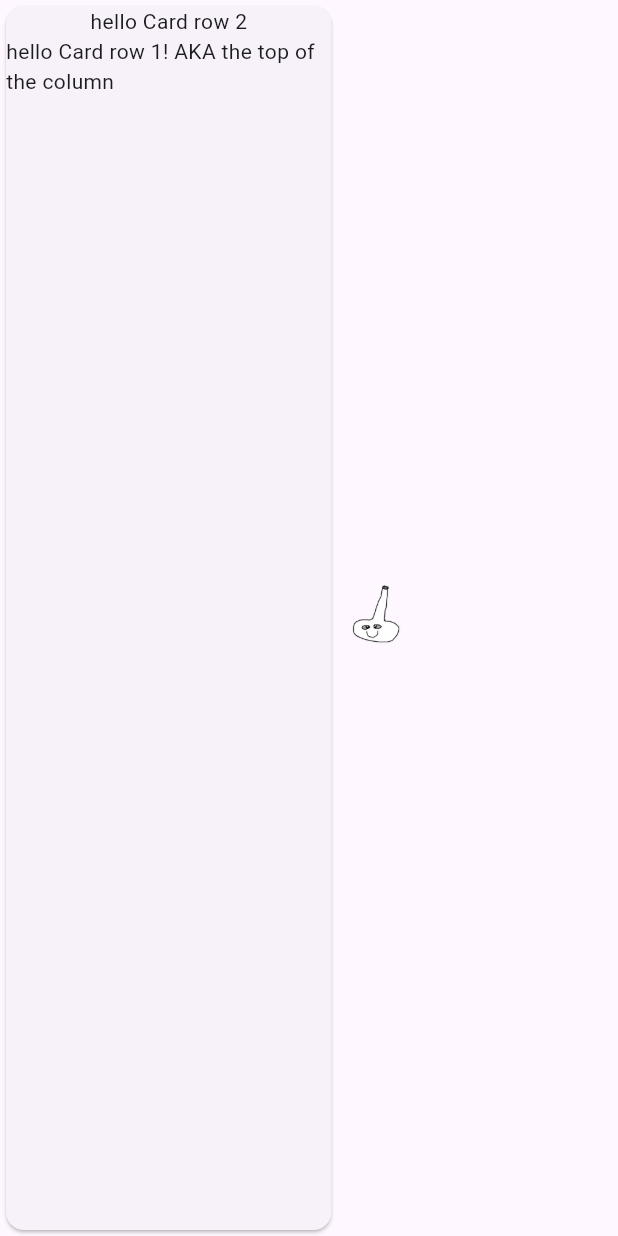
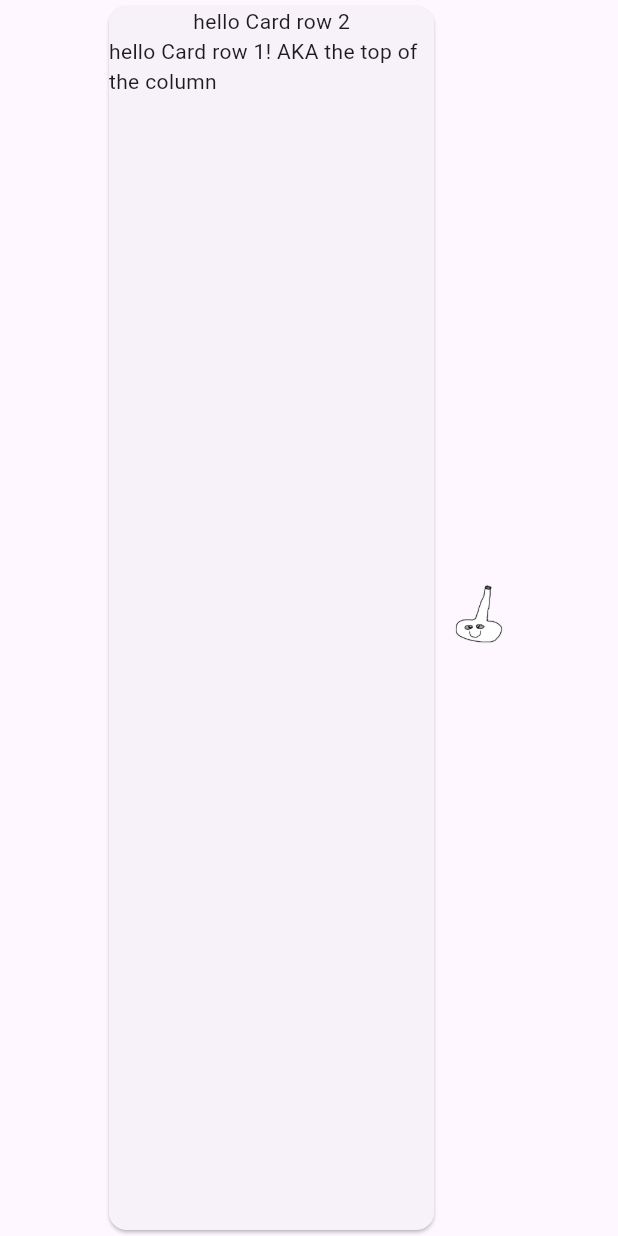
Before and after one commit to abbymachines/flutter-dev-portfolio, a Flutter app: the Item widget shown alone on an empty page, opened directly with sample values from the repository, on a phone screen of 412 x 824 dp. Run offline on Flutter 3.47's test engine with Material 2 defaults, Android fonts, the light colour scheme and no system bars; our stand-ins replace flutter_markdown.

Commit message:
center Item row

```diff
--- a/lib/widgets/items/item.dart
+++ b/lib/widgets/items/item.dart
@@ -74,8 +74,9 @@ class _ItemState extends State<Item> {
         //   ),
         // ),
         child: Row(
+          mainAxisAlignment: MainAxisAlignment.center,
           children: [
-            Container(
+            const SizedBox(
               width: 225,
               child: Card(
                 child: Column(
```
